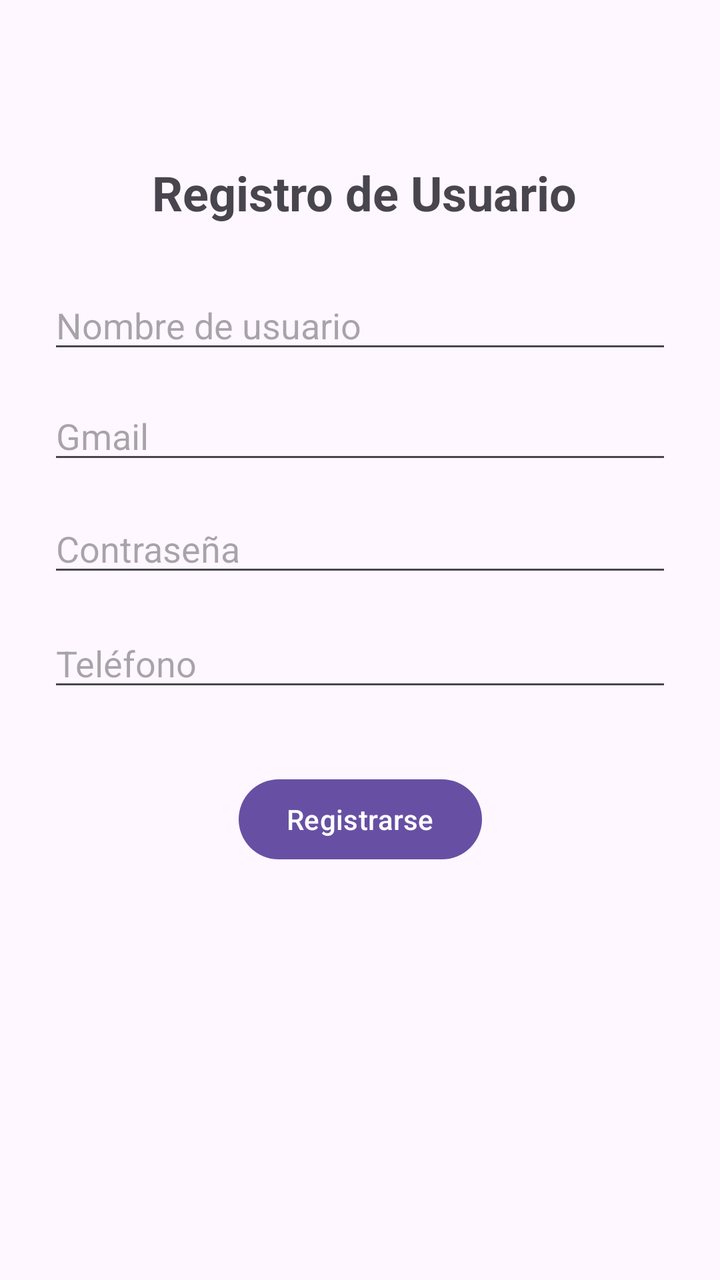
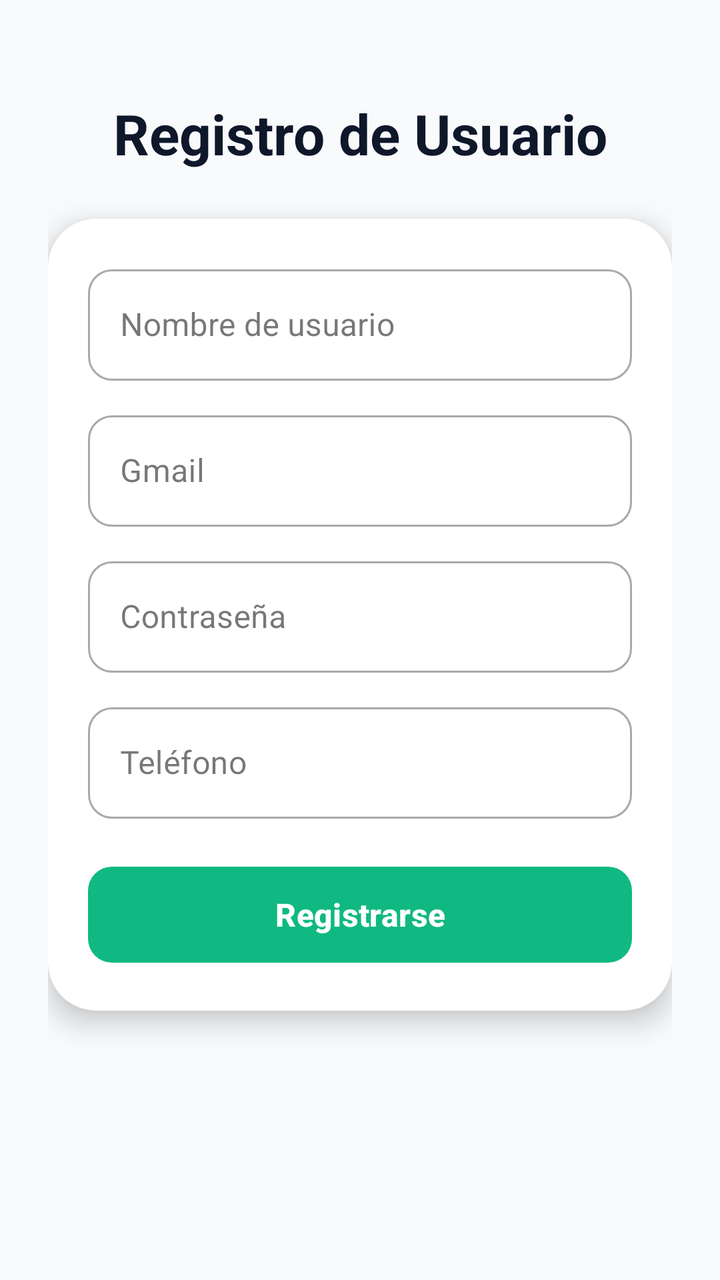

An Android layout rendered at two revisions. The XML below is the earlier revision; the diff shows what the commit changed to produce the second picture.
<!-- AndroidManifest.xml: application theme Theme.SalvadorDeSemestres -->
<!-- res/layout/activity_registro_de_usuarios.xml -->
<?xml version="1.0" encoding="utf-8"?>
<androidx.constraintlayout.widget.ConstraintLayout xmlns:android="http://schemas.android.com/apk/res/android"
    xmlns:app="http://schemas.android.com/apk/res-auto"
    xmlns:tools="http://schemas.android.com/tools"
    android:id="@+id/main"
    android:layout_width="match_parent"
    android:layout_height="match_parent"
    tools:context=".vistas.vistas.RegistroDeUsuarios">

    <TextView
        android:id="@+id/tvTituloRegistro"
        android:layout_width="wrap_content"
        android:layout_height="wrap_content"
        android:layout_marginStart="101dp"
        android:layout_marginTop="80dp"
        android:layout_marginEnd="97dp"
        android:text="Registro de Usuario"
        android:textSize="24sp"
        android:textStyle="bold"
        app:layout_constraintEnd_toEndOf="parent"
        app:layout_constraintStart_toStartOf="parent"
        app:layout_constraintTop_toTopOf="parent" />

    <EditText
        android:id="@+id/NombreUsuario"
        android:layout_width="match_parent"
        android:layout_height="wrap_content"
        android:layout_marginHorizontal="24dp"
        android:layout_marginStart="24dp"
        android:layout_marginTop="28dp"
        android:layout_marginEnd="24dp"
        android:hint="Nombre de usuario"
        android:inputType="text"
        app:layout_constraintEnd_toEndOf="parent"
        app:layout_constraintStart_toStartOf="parent"
        app:layout_constraintTop_toBottomOf="@+id/tvTituloRegistro" />

    <EditText
        android:id="@+id/Gmail"
        android:layout_width="match_parent"
        android:layout_height="wrap_content"
        android:layout_marginHorizontal="24dp"
        android:layout_marginStart="24dp"
        android:layout_marginTop="14dp"
        android:layout_marginEnd="24dp"
        android:hint="Gmail"
        android:inputType="textEmailAddress"
        app:layout_constraintEnd_toEndOf="parent"
        app:layout_constraintStart_toStartOf="parent"
        app:layout_constraintTop_toBottomOf="@+id/NombreUsuario" />

    <EditText
        android:id="@+id/Contrasena"
        android:layout_width="match_parent"
        android:layout_height="wrap_content"
        android:layout_marginHorizontal="24dp"
        android:layout_marginStart="24dp"
        android:layout_marginTop="15dp"
        android:layout_marginEnd="24dp"
        android:hint="Contraseña"
        android:inputType="textPassword"
        app:layout_constraintEnd_toEndOf="parent"
        app:layout_constraintStart_toStartOf="parent"
        app:layout_constraintTop_toBottomOf="@+id/Gmail" />

    <EditText
        android:id="@+id/Telefono"
        android:layout_width="match_parent"
        android:layout_height="wrap_content"
        android:layout_marginHorizontal="24dp"
        android:layout_marginStart="24dp"
        android:layout_marginTop="16dp"
        android:layout_marginEnd="24dp"
        android:hint="Teléfono"
        android:inputType="phone"
        app:layout_constraintEnd_toEndOf="parent"
        app:layout_constraintStart_toStartOf="parent"
        app:layout_constraintTop_toBottomOf="@+id/Contrasena" />

    <Button
        android:id="@+id/btnRegistrar"
        android:layout_width="wrap_content"
        android:layout_height="wrap_content"
        android:layout_marginStart="145dp"
        android:layout_marginTop="35dp"
        android:layout_marginEnd="145dp"
        android:text="Registrarse"
        app:layout_constraintEnd_toEndOf="parent"
        app:layout_constraintStart_toStartOf="parent"
        app:layout_constraintTop_toBottomOf="@+id/Telefono" />

</androidx.constraintlayout.widget.ConstraintLayout>
<!-- resources referenced by this layout -->
<resources>
  <style name="Theme.SalvadorDeSemestres" parent="Base.Theme.SalvadorDeSemestres" />
  <style name="Base.Theme.SalvadorDeSemestres" parent="Theme.Material3.DayNight.NoActionBar">
          
          
      </style>
</resources>

<!-- the commit's change to res/layout/activity_registro_de_usuarios.xml (unified diff, before → after) -->
@@ -5,88 +5,130 @@
     android:id="@+id/main"
     android:layout_width="match_parent"
     android:layout_height="match_parent"
+    android:background="@color/bg_app"
+    android:padding="24dp"
     tools:context=".vistas.vistas.RegistroDeUsuarios">
 
     <TextView
         android:id="@+id/tvTituloRegistro"
         android:layout_width="wrap_content"
         android:layout_height="wrap_content"
-        android:layout_marginStart="101dp"
-        android:layout_marginTop="80dp"
-        android:layout_marginEnd="97dp"
+        android:layout_marginTop="24dp"
         android:text="Registro de Usuario"
-        android:textSize="24sp"
+        android:textColor="@color/text_dark"
+        android:textSize="28sp"
         android:textStyle="bold"
         app:layout_constraintEnd_toEndOf="parent"
         app:layout_constraintStart_toStartOf="parent"
         app:layout_constraintTop_toTopOf="parent" />
 
-    <EditText
-        android:id="@+id/NombreUsuario"
+    <com.google.android.material.card.MaterialCardView
         android:layout_width="match_parent"
         android:layout_height="wrap_content"
-        android:layout_marginHorizontal="24dp"
-        android:layout_marginStart="24dp"
-        android:layout_marginTop="28dp"
-        android:layout_marginEnd="24dp"
-        android:hint="Nombre de usuario"
-        android:inputType="text"
+        android:layout_marginTop="24dp"
+        app:cardBackgroundColor="@color/card_bg"
+        app:cardCornerRadius="24dp"
+        app:cardElevation="8dp"
+        app:strokeWidth="0dp"
         app:layout_constraintEnd_toEndOf="parent"
         app:layout_constraintStart_toStartOf="parent"
-        app:layout_constraintTop_toBottomOf="@+id/tvTituloRegistro" />
+        app:layout_constraintTop_toBottomOf="@+id/tvTituloRegistro">
 
-    <EditText
-        android:id="@+id/Gmail"
-        android:layout_width="match_parent"
-        android:layout_height="wrap_content"
-        android:layout_marginHorizontal="24dp"
-        android:layout_marginStart="24dp"
-        android:layout_marginTop="14dp"
-        android:layout_marginEnd="24dp"
-        android:hint="Gmail"
-        android:inputType="textEmailAddress"
-        app:layout_constraintEnd_toEndOf="parent"
-        app:layout_constraintStart_toStartOf="parent"
-        app:layout_constraintTop_toBottomOf="@+id/NombreUsuario" />
+        <LinearLayout
+            android:layout_width="match_parent"
+            android:layout_height="wrap_content"
+            android:orientation="vertical"
+            android:padding="20dp">
 
-    <EditText
-        android:id="@+id/Contrasena"
-        android:layout_width="match_parent"
-        android:layout_height="wrap_content"
-        android:layout_marginHorizontal="24dp"
-        android:layout_marginStart="24dp"
-        android:layout_marginTop="15dp"
-        android:layout_marginEnd="24dp"
-        android:hint="Contraseña"
-        android:inputType="textPassword"
-        app:layout_constraintEnd_toEndOf="parent"
-        app:layout_constraintStart_toStartOf="parent"
-        app:layout_constraintTop_toBottomOf="@+id/Gmail" />
+            <com.google.android.material.textfield.TextInputLayout
+                android:layout_width="match_parent"
+                android:layout_height="wrap_content"
+                android:layout_marginBottom="12dp"
+                android:hint="Nombre de usuario"
+                style="@style/Widget.MaterialComponents.TextInputLayout.OutlinedBox"
+                app:boxCornerRadiusTopStart="12dp"
+                app:boxCornerRadiusBottomEnd="12dp"
+                app:boxCornerRadiusTopEnd="12dp"
+                app:boxCornerRadiusBottomStart="12dp">
 
-    <EditText
-        android:id="@+id/Telefono"
-        android:layout_width="match_parent"
-        android:layout_height="wrap_content"
-        android:layout_marginHorizontal="24dp"
-        android:layout_marginStart="24dp"
-        android:layout_marginTop="16dp"
-        android:layout_marginEnd="24dp"
-        android:hint="Teléfono"
-        android:inputType="phone"
-        app:layout_constraintEnd_toEndOf="parent"
-        app:layout_constraintStart_toStartOf="parent"
-        app:layout_constraintTop_toBottomOf="@+id/Contrasena" />
+                <com.google.android.material.textfield.TextInputEditText
+                    android:id="@+id/NombreUsuario"
+                    android:layout_width="match_parent"
+                    android:layout_height="wrap_content"
+                    android:inputType="text" />
 
-    <Button
-        android:id="@+id/btnRegistrar"
-        android:layout_width="wrap_content"
-        android:layout_height="wrap_content"
-        android:layout_marginStart="145dp"
-        android:layout_marginTop="35dp"
-        android:layout_marginEnd="145dp"
-        android:text="Registrarse"
-        app:layout_constraintEnd_toEndOf="parent"
-        app:layout_constraintStart_toStartOf="parent"
-        app:layout_constraintTop_toBottomOf="@+id/Telefono" />
+            </com.google.android.material.textfield.TextInputLayout>
+
+            <com.google.android.material.textfield.TextInputLayout
+                android:layout_width="match_parent"
+                android:layout_height="wrap_content"
+                android:layout_marginBottom="12dp"
+                android:hint="Gmail"
+                style="@style/Widget.MaterialComponents.TextInputLayout.OutlinedBox"
+                app:boxCornerRadiusTopStart="12dp"
+                app:boxCornerRadiusBottomEnd="12dp"
+                app:boxCornerRadiusTopEnd="12dp"
+                app:boxCornerRadiusBottomStart="12dp">
+
+                <com.google.android.material.textfield.TextInputEditText
+                    android:id="@+id/Gmail"
+                    android:layout_width="match_parent"
+                    android:layout_height="wrap_content"
+                    android:inputType="textEmailAddress" />
+
+            </com.google.android.material.textfield.TextInputLayout>
+
+            <com.google.android.material.textfield.TextInputLayout
+                android:layout_width="match_parent"
+                android:layout_height="wrap_content"
+                android:layout_marginBottom="12dp"
+                android:hint="Contraseña"
+                style="@style/Widget.MaterialComponents.TextInputLayout.OutlinedBox"
+                app:boxCornerRadiusTopStart="12dp"
+                app:boxCornerRadiusBottomEnd="12dp"
+                app:boxCornerRadiusTopEnd="12dp"
+                app:boxCornerRadiusBottomStart="12dp">
+
+                <com.google.android.material.textfield.TextInputEditText
+                    android:id="@+id/Contrasena"
+                    android:layout_width="match_parent"
+                    android:layout_height="wrap_content"
+                    android:inputType="textPassword" />
+
+            </com.google.android.material.textfield.TextInputLayout>
+
+            <com.google.android.material.textfield.TextInputLayout
+                android:layout_width="match_parent"
+                android:layout_height="wrap_content"
+                android:hint="Teléfono"
+                style="@style/Widget.MaterialComponents.TextInputLayout.OutlinedBox"
+                app:boxCornerRadiusTopStart="12dp"
+                app:boxCornerRadiusBottomEnd="12dp"
+                app:boxCornerRadiusTopEnd="12dp"
+                app:boxCornerRadiusBottomStart="12dp">
+
+                <com.google.android.material.textfield.TextInputEditText
+                    android:id="@+id/Telefono"
+                    android:layout_width="match_parent"
+                    android:layout_height="wrap_content"
+                    android:inputType="phone" />
+
+            </com.google.android.material.textfield.TextInputLayout>
+
+            <com.google.android.material.button.MaterialButton
+                android:id="@+id/btnRegistrar"
+                android:layout_width="match_parent"
+                android:layout_height="56dp"
+                android:layout_marginTop="20dp"
+                android:text="Registrarse"
+                android:textSize="16sp"
+                android:textStyle="bold"
+                app:backgroundTint="@color/accent"
+                app:cornerRadius="12dp"
+                app:elevation="4dp" />
+
+        </LinearLayout>
+
+    </com.google.android.material.card.MaterialCardView>
 
 </androidx.constraintlayout.widget.ConstraintLayout>
<!-- resource entries referenced after the edit -->
@@ -1,5 +1,9 @@
 <!-- resources referenced by this layout -->
 <resources>
+  <color name="accent">#10B981</color>
+  <color name="bg_app">#F8FAFC</color>
+  <color name="card_bg">#FFFFFF</color>
+  <color name="text_dark">#0F172A</color>
   <style name="Theme.SalvadorDeSemestres" parent="Base.Theme.SalvadorDeSemestres" />
   <style name="Base.Theme.SalvadorDeSemestres" parent="Theme.Material3.DayNight.NoActionBar">
           
